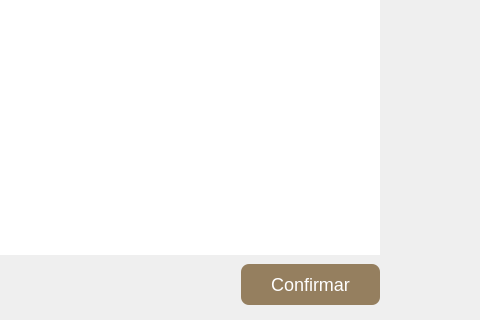
Before: the Qt Designer form ui/agregar-registros.ui in andreadh01/Notarius, drawn with Qt 5; both pictures show x 801 to 1281 and y 264 to 584 of the 1281 by 584 pixel window.
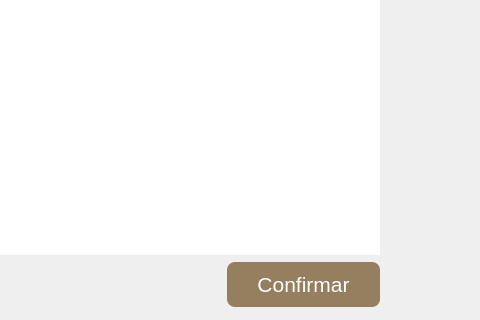
After: the same form once the commit is applied.

Commit message: Boton mas grande pt 3 mas renovadas que nunca

Diff of the .ui file:
```diff
--- a/ui/agregar-registros.ui
+++ b/ui/agregar-registros.ui
@@ -195,7 +195,7 @@
 border-radius: 8px;
 background-color: #957F5F;
 color: white;
-font-size: 18px;
+font-size: 16pt;
 padding: 10px 30px;
 }
 
```
